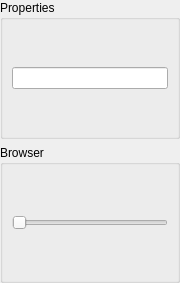
Before: the Qt Designer form applications/mne_analyze/extensions/invmne/FormFiles/invmnecontrol.ui in mne-tools/mne-cpp, drawn with Qt 5.
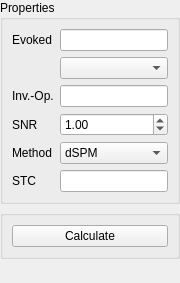
After: the same form once the commit is applied.

What changed in the file:
```diff
--- a/applications/mne_analyze/extensions/invmne/FormFiles/invmnecontrol.ui
+++ b/applications/mne_analyze/extensions/invmne/FormFiles/invmnecontrol.ui
@@ -19,7 +19,7 @@
   <property name="windowTitle">
    <string>Music Control</string>
   </property>
-  <layout class="QVBoxLayout" name="m_qVerticalLayoutRoot">
+  <layout class="QVBoxLayout" name="verticalLayout">
    <property name="leftMargin">
     <number>0</number>
    </property>
@@ -37,29 +37,118 @@
      <property name="title">
       <string>Properties</string>
      </property>
-     <layout class="QVBoxLayout" name="verticalLayout">
-      <item>
-       <widget class="QLineEdit" name="m_qLineEditSTCFile"/>
+     <layout class="QFormLayout" name="formLayout">
+      <item row="0" column="0">
+       <widget class="QLabel" name="m_qLabelEvoked">
+        <property name="text">
+         <string>Evoked</string>
+        </property>
+       </widget>
+      </item>
+      <item row="0" column="1">
+       <widget class="QLineEdit" name="m_qLineEditEvoked"/>
+      </item>
+      <item row="2" column="1">
+       <widget class="QComboBox" name="m_qComboBoxEventType"/>
+      </item>
+      <item row="3" column="0">
+       <widget class="QLabel" name="m_qLabelInv">
+        <property name="text">
+         <string>Inv.-Op.</string>
+        </property>
+       </widget>
+      </item>
+      <item row="3" column="1">
+       <widget class="QLineEdit" name="m_qLineEditInv"/>
+      </item>
+      <item row="4" column="0">
+       <widget class="QLabel" name="m_qLabelSNR">
+        <property name="text">
+         <string>SNR</string>
+        </property>
+       </widget>
+      </item>
+      <item row="4" column="1">
+       <widget class="QDoubleSpinBox" name="doubleSpinBox">
+        <property name="singleStep">
+         <double>0.100000000000000</double>
+        </property>
+        <property name="value">
+         <double>1.000000000000000</double>
+        </property>
+       </widget>
+      </item>
+      <item row="5" column="0">
+       <widget class="QLabel" name="m_qLabelMethod">
+        <property name="text">
+         <string>Method</string>
+        </property>
+       </widget>
+      </item>
+      <item row="5" column="1">
+       <widget class="QComboBox" name="m_qComboBoxMethod">
+        <property name="currentIndex">
+         <number>1</number>
+        </property>
+        <item>
+         <property name="text">
+          <string>MNE</string>
+         </property>
+        </item>
+        <item>
+         <property name="text">
+          <string>dSPM</string>
+         </property>
+        </item>
+        <item>
+         <property name="text">
+          <string>sLORETA</string>
+         </property>
+        </item>
+       </widget>
+      </item>
+      <item row="6" column="0">
+       <widget class="QLabel" name="m_qLabelSTC">
+        <property name="text">
+         <string>STC</string>
+        </property>
+       </widget>
+      </item>
+      <item row="6" column="1">
+       <widget class="QLineEdit" name="m_qLineEditSTC"/>
       </item>
      </layout>
     </widget>
    </item>
    <item>
-    <widget class="QGroupBox" name="m_qGroupBoxBrowser">
+    <widget class="QGroupBox" name="m_qGroupBoxCalculate">
      <property name="title">
-      <string>Browser</string>
+      <string/>
      </property>
      <layout class="QVBoxLayout" name="m_qVerticalLayoutBrowser">
       <item>
-       <widget class="QSlider" name="m_qSliderTimePoint">
-        <property name="orientation">
-         <enum>Qt::Horizontal</enum>
+       <widget class="QPushButton" name="m_qPushButtonCalculate">
+        <property name="text">
+         <string>Calculate</string>
         </property>
        </widget>
       </item>
      </layout>
     </widget>
    </item>
+   <item>
+    <spacer name="m_qVerticalSpacer">
+     <property name="orientation">
+      <enum>Qt::Vertical</enum>
+     </property>
+     <property name="sizeHint" stdset="0">
+      <size>
+       <width>20</width>
+       <height>40</height>
+      </size>
+     </property>
+    </spacer>
+   </item>
   </layout>
  </widget>
  <resources/>
```
Left out of the diff: 4 changed lines with no effect on the pictures.
